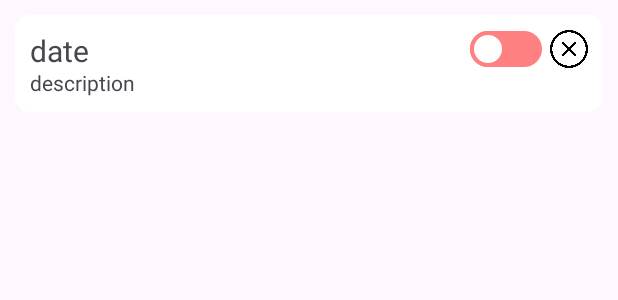
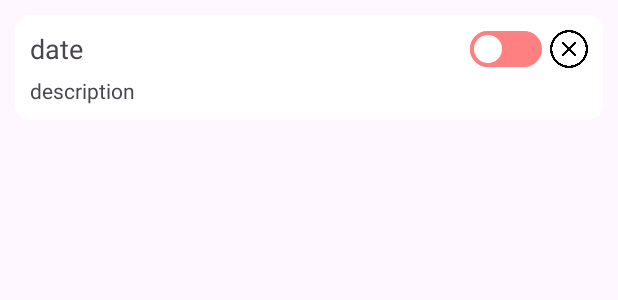
Before and after one commit to Matesero/TO-DO-list-mobile, an Android app: the layout item_todo.xml on its own in the app's theme, with its tools: preview values and no code run, on a phone screen of 412 x 824 dp. Shown: the top 300 px of the screen. Run offline under Robolectric (Android 15) with nearby library versions, the phone set to English and light mode, and no system bars.

```diff
--- /dev/null
+++ b/app/src/main/res/drawable/rounded_corner_light_green.xml
@@ -0,0 +1,5 @@
+<?xml version="1.0" encoding="utf-8"?>
+<shape xmlns:android="http://schemas.android.com/apk/res/android">
+    <solid android:color="@color/light_green" />
+    <corners android:radius="10dp" />
+</shape>
--- a/app/src/main/res/layout/item_todo.xml
+++ b/app/src/main/res/layout/item_todo.xml
@@ -1,7 +1,6 @@
 <?xml version="1.0" encoding="utf-8"?>
 <LinearLayout xmlns:android="http://schemas.android.com/apk/res/android"
     xmlns:app="http://schemas.android.com/apk/res-auto"
-    xmlns:tools="http://schemas.android.com/tools"
     android:id="@+id/task"
     android:layout_width="match_parent"
     android:layout_height="wrap_content"
@@ -18,23 +17,30 @@
         android:layout_width="match_parent"
         android:layout_height="match_parent"
         android:orientation="horizontal"
-        android:layout_gravity="center">
+        android:layout_gravity="center" >
+
+        <EditText
+            android:id="@+id/date_edit"
+            android:layout_width="0dp"
+            android:layout_height="wrap_content"
+            android:layout_weight="1"
+            android:text="@string/date"
+            android:textSize="18sp"
+            android:visibility="gone"/>
 
         <TextView
-            android:id="@+id/date"
+            android:id="@+id/date_view"
             android:layout_width="0dp"
-            android:layout_height="match_parent"
+            android:layout_height="wrap_content"
             android:layout_weight="1"
             android:text="@string/date"
-            android:textSize="20sp" />
+            android:textSize="18sp" />
 
         <LinearLayout
             android:id="@+id/topBar__buttons"
             android:layout_width="wrap_content"
             android:layout_height="wrap_content"
             android:orientation="horizontal">
-
-
 
             <Switch
                 android:id="@+id/completedSwitch"
@@ -56,10 +62,19 @@
 
     </LinearLayout>
 
-    <TextView
-        android:id="@+id/description"
+    <EditText
+        android:id="@+id/description_edit"
         android:layout_width="match_parent"
         android:layout_height="wrap_content"
-        android:text="@string/description" />
+        android:text="@string/description"
+        android:visibility="gone"/>
+
+    <TextView
+        android:id="@+id/description_view"
+        android:layout_width="match_parent"
+        android:layout_height="wrap_content"
+        android:text="@string/description"
+        android:textSize="14sp"
+        android:layout_marginTop="5dp"/>
 
 </LinearLayout>
--- a/app/src/main/res/values/colors.xml
+++ b/app/src/main/res/values/colors.xml
@@ -5,4 +5,5 @@
     <color name="gray">#DCDCDCDC</color>
     <color name="light_red">#45FF0000</color>
     <color name="red">#AA0000</color>
+    <color name="light_green">#9fff99</color>
 </resources>
--- a/app/src/main/res/values/styles.xml
+++ b/app/src/main/res/values/styles.xml
@@ -5,7 +5,7 @@
         <item name="android:track">@drawable/switch_track</item>
         <item name="android:switchPadding">0dp</item>
         <item name="android:background">@null</item>
-        <item name="android:layout_width">60dp</item>
+        <item name="android:layout_width">30dp</item>
         <item name="android:layout_height">30dp</item>
         <item name="android:thumbTextPadding">0dp</item>
         <item name="android:focusable">true</item>
```
Also changed, not shown: app/src/main/java/com/example/to_do_list_mobile/MainActivity.kt (+37 -1 lines), app/src/main/java/com/example/to_do_list_mobile/ToDoListAdapter.kt (+101 -8 lines).
